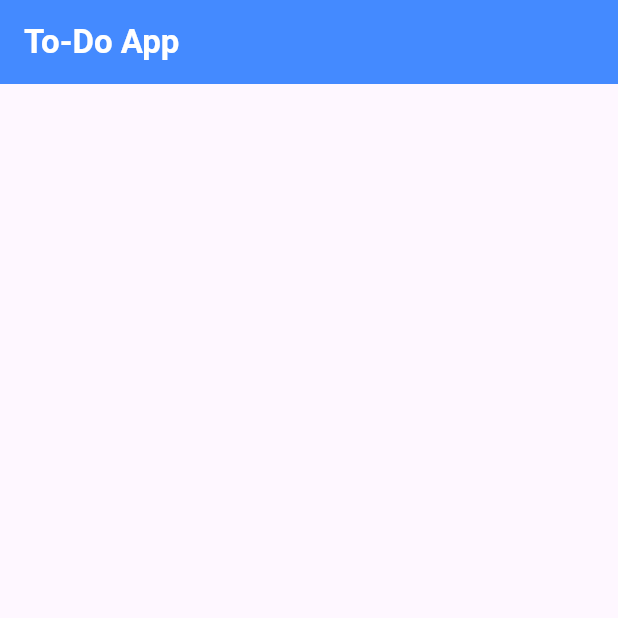
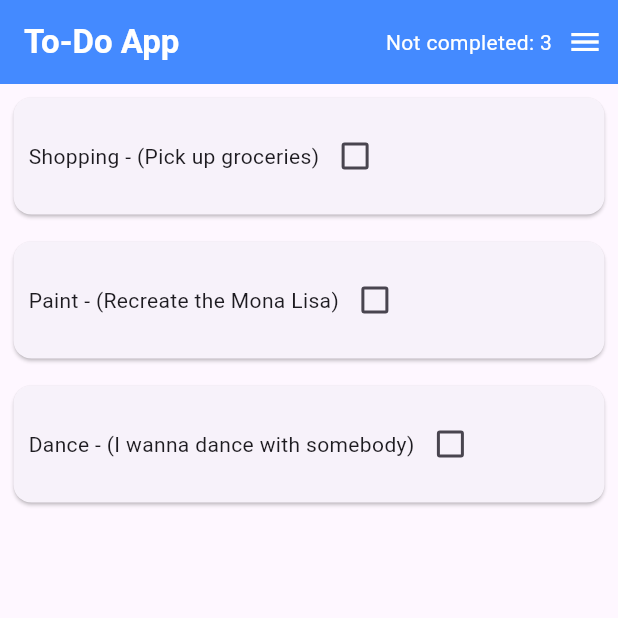
Before and after one commit to elishamutang/todo_app, a Flutter app: the screen it shows after launch, on a phone screen of 412 x 824 dp, the top half of it. Run offline on Flutter 3.47's test engine with Material 3 defaults, Android fonts, the phone set to English and light mode, and no system bars.

Commit message:
update: Added Provider and Consumer to listen to UI state changes. Added app bar text widget that shows incomplete todos. Added checkbox to tick off todos. Ticked checkbox will update the TodoList model, consequently updating the app bar text widget via Provider.of() in todo_widget.

```diff
--- a/lib/main.dart
+++ b/lib/main.dart
@@ -1,7 +1,13 @@
 import 'package:flutter/material.dart';
+import 'package:provider/provider.dart';
+import 'package:todo_list/models/todo_list.dart';
+import 'package:todo_list/views/todo_widget.dart';
 
 void main() {
-  runApp(const ToDoApp());
+  runApp(ChangeNotifierProvider(
+    create: (context) => TodoList(),
+    child: const ToDoApp(),
+  ));
 }
 
 class ToDoApp extends StatelessWidget {
@@ -28,6 +34,22 @@ class _ToDoHomePageState extends State<ToDoHomePage> {
   Widget build(BuildContext context) {
     return Scaffold(
       appBar: AppBar(
+        actionsIconTheme: IconThemeData(
+          color: Colors.white,
+        ),
+        actions: [
+          Consumer<TodoList>(builder: (context, model, child) {
+            return Text(
+              'Not completed: ${model.todos.where((t) => t.complete == false).length}',
+              style: TextStyle(
+                color: Colors.white,
+              ),
+            );
+          }),
+          SizedBox(width: 10),
+          Icon(Icons.menu),
+          SizedBox(width: 10)
+        ],
         backgroundColor: Colors.blueAccent,
         title: Text(
           "To-Do App",
@@ -37,6 +59,16 @@ class _ToDoHomePageState extends State<ToDoHomePage> {
           ),
         ),
       ),
+      body: Center(
+        child: Consumer<TodoList>(builder: (context, model, child) {
+          return ListView.builder(
+            itemCount: model.todoCount,
+            itemBuilder: (context, index) {
+              return TodoWidget(todo: model.todos[index]);
+            },
+          );
+        }),
+      ),
     );
   }
 }
--- /dev/null
+++ b/lib/models/todo.dart
@@ -0,0 +1,13 @@
+class Todo {
+  late String name;
+  late String description;
+  late bool complete;
+
+  // Constructor
+  Todo({ required this.name, required this.description, this.complete = false });
+
+  @override
+  String toString() {
+    return "$name - ($description)";
+  }
+}
--- /dev/null
+++ b/lib/models/todo_list.dart
@@ -0,0 +1,40 @@
+import 'dart:collection';
+import 'package:flutter/foundation.dart';
+import 'package:todo_list/models/todo.dart';
+
+// To-do Model.
+class TodoList extends ChangeNotifier {
+  final List<Todo> _todos = [
+    Todo(name: "Shopping", description: "Pick up groceries"),
+    Todo(name: "Paint", description: "Recreate the Mona Lisa"),
+    Todo(name: "Dance", description: "I wanna dance with somebody")
+  ];
+
+  UnmodifiableListView<Todo> get todos => UnmodifiableListView(_todos);
+  int get todoCount => _todos.length;
+
+  // Add to-do
+  void add(Todo todo) {
+    _todos.add(todo);
+    notifyListeners();
+  }
+
+  // Remove all to-dos
+  void removeAll() {
+    _todos.clear();
+    notifyListeners();
+  }
+
+  // Remove a to-do
+  void remove(Todo todo) {
+    _todos.remove(todo);
+    notifyListeners();
+  }
+
+  // Update existing to-do
+  void updateTodo(Todo todo) {
+    Todo listTodo = _todos.firstWhere((t) => t.name == todo.name);
+    listTodo = todo;
+    notifyListeners();
+  }
+}
--- /dev/null
+++ b/lib/views/todo_widget.dart
@@ -0,0 +1,40 @@
+import 'package:flutter/material.dart';
+import 'package:provider/provider.dart';
+import 'package:todo_list/models/todo.dart';
+
+import '../models/todo_list.dart';
+
+class TodoWidget extends StatefulWidget {
+  final Todo todo;
+  const TodoWidget({super.key, required this.todo});
+
+  @override
+  State<TodoWidget> createState() => _TodoWidgetState();
+}
+
+class _TodoWidgetState extends State<TodoWidget> {
+  @override
+  Widget build(BuildContext context) {
+    return Container(
+      padding: const EdgeInsets.all(5),
+      child: Card(
+        child: Padding(
+          padding: EdgeInsets.fromLTRB(10, 15, 10, 15),
+          child: Row(
+            children: [
+              Text(widget.todo.toString()),
+              Checkbox(
+                value: widget.todo.complete,
+                onChanged: (bool? value) {
+                  setState(() {
+                    widget.todo.complete = value!;
+                  });
+                  Provider.of<TodoList>(context, listen: false).updateTodo(widget.todo);
+                })
+            ],
+          ),
+        ),
+      ),
+    );
+  }
+}
--- a/pubspec.yaml
+++ b/pubspec.yaml
@@ -30,6 +30,7 @@ environment:
 dependencies:
   flutter:
     sdk: flutter
+  provider: ^6.0.2
 
   # The following adds the Cupertino Icons font to your application.
   # Use with the CupertinoIcons class for iOS style icons.
```
Also changed, not shown: pubspec.lock.
